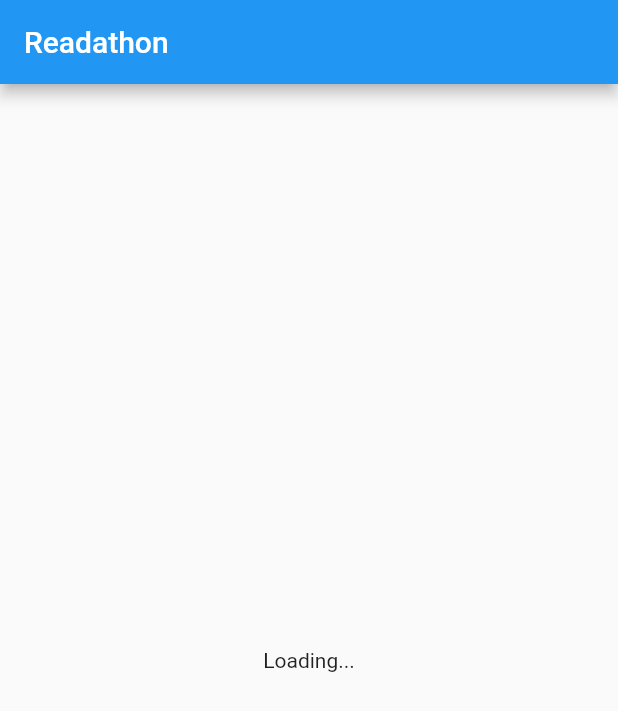
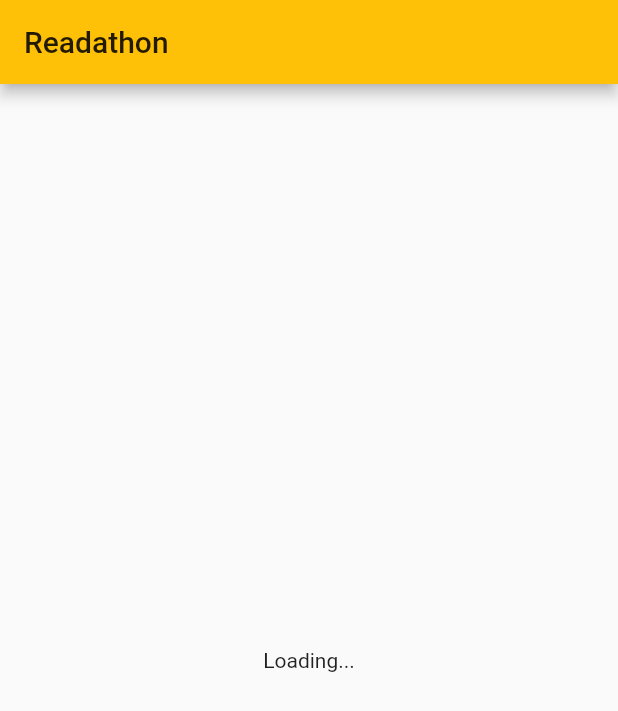
Before and after one commit to Antolius/readathon, a Flutter app: the BootWidget screen opened directly, on a phone screen of 412 x 824 dp. Shown: the top 711 px of the screen. Run offline on Flutter 3.47's test engine with Material 2 defaults, Android fonts, the phone set to English and light mode, and no system bars; our stand-ins replace flutter_redux, redux.

Commit message:
Styling refactor

```diff
--- /dev/null
+++ b/lib/app_sections.dart
@@ -0,0 +1 @@
+enum AppSection { BOOKS, GOALS, STATS }
--- a/lib/readathon_theme.dart
+++ b/lib/readathon_theme.dart
@@ -1,9 +1,21 @@
 import 'package:flutter/material.dart';
+import 'package:readathon/app_sections.dart';
 
 class ReadathonTheme {
-  static get theme {
-    return new ThemeData.light().copyWith(
-      accentColor: Colors.amberAccent,
-    );
-  }
+  static final Map<AppSection, Color> COLORS = {
+    AppSection.BOOKS: Colors.amber,
+    AppSection.GOALS: Colors.deepOrange,
+    AppSection.STATS: Colors.teal,
+  };
+
+  static final Map<AppSection, ThemeData> THEMES = {
+    AppSection.BOOKS: _themeFor(COLORS[AppSection.BOOKS]),
+    AppSection.GOALS: _themeFor(COLORS[AppSection.GOALS]),
+    AppSection.STATS: _themeFor(COLORS[AppSection.STATS]),
+  };
+
+  static _themeFor(Color swatch) => new ThemeData(
+        brightness: Brightness.light,
+        primarySwatch: swatch,
+      );
 }
--- a/lib/redux/actions/main_page.dart
+++ b/lib/redux/actions/main_page.dart
@@ -1,7 +1,8 @@
+import 'package:readathon/app_sections.dart';
 import 'package:readathon/pages/main_page_tabs.dart';
 
 class MainPageTabSelectedAction {
-  final MainPageTab selectedTab;
+  final AppSection activatedSection;
 
-  const MainPageTabSelectedAction(this.selectedTab);
+  const MainPageTabSelectedAction(this.activatedSection);
 }
--- a/lib/redux/reducers/main_page_reducer.dart
+++ b/lib/redux/reducers/main_page_reducer.dart
@@ -4,6 +4,6 @@ import 'package:redux/src/utils.dart';
 
 final mainPageReducer = combineTypedReducers<MainPageState>([
   new ReducerBinding<MainPageState, MainPageTabSelectedAction>(
-    (_, action) => new MainPageState(activeTab: action.selectedTab),
+    (_, action) => new MainPageState(activeSection: action.activatedSection),
   ),
 ]);
--- a/lib/redux/state.dart
+++ b/lib/redux/state.dart
@@ -1,5 +1,5 @@
+import 'package:readathon/app_sections.dart';
 import 'package:readathon/models/models.dart';
-import 'package:readathon/pages/main_page_tabs.dart';
 
 class AppState {
   final bool isBooting;
@@ -70,7 +70,7 @@ class OverlayState {
 }
 
 class MainPageState {
-  final MainPageTab activeTab;
+  final AppSection activeSection;
 
-  const MainPageState({this.activeTab: MainPageTab.BOOKS});
+  const MainPageState({this.activeSection: AppSection.BOOKS});
 }
```
Also changed, not shown: lib/main.dart (+7 -2 lines), lib/pages/main_page.dart (+9 -8 lines), lib/pages/main_page_tabs.dart (+14 -11 lines).
